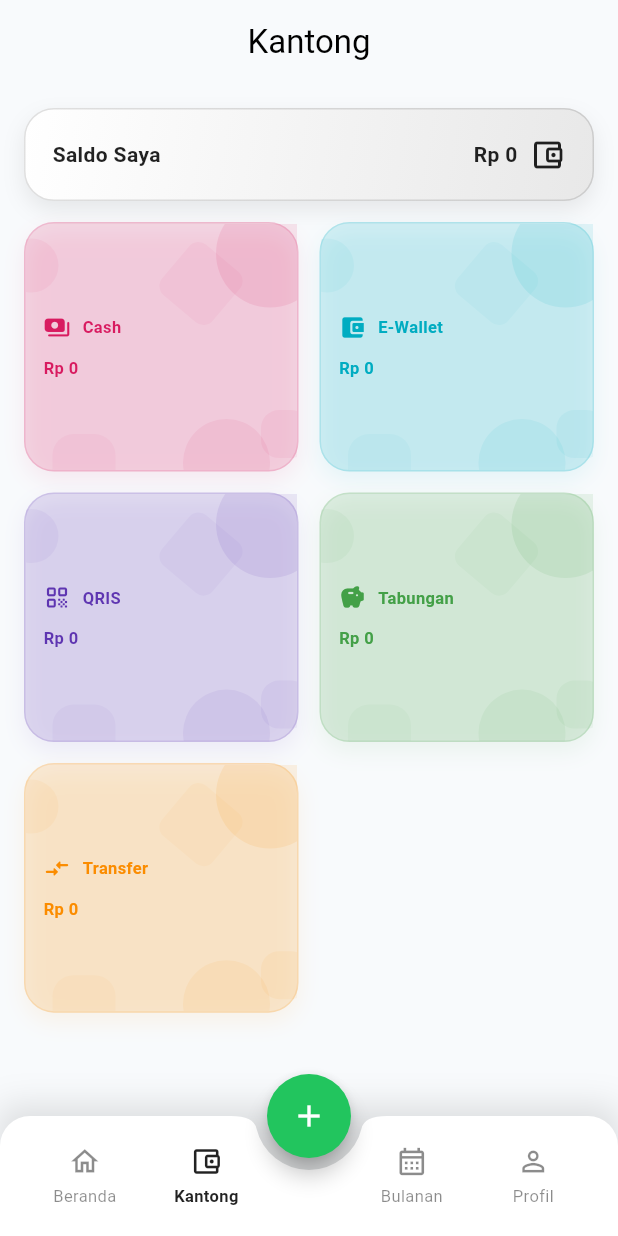
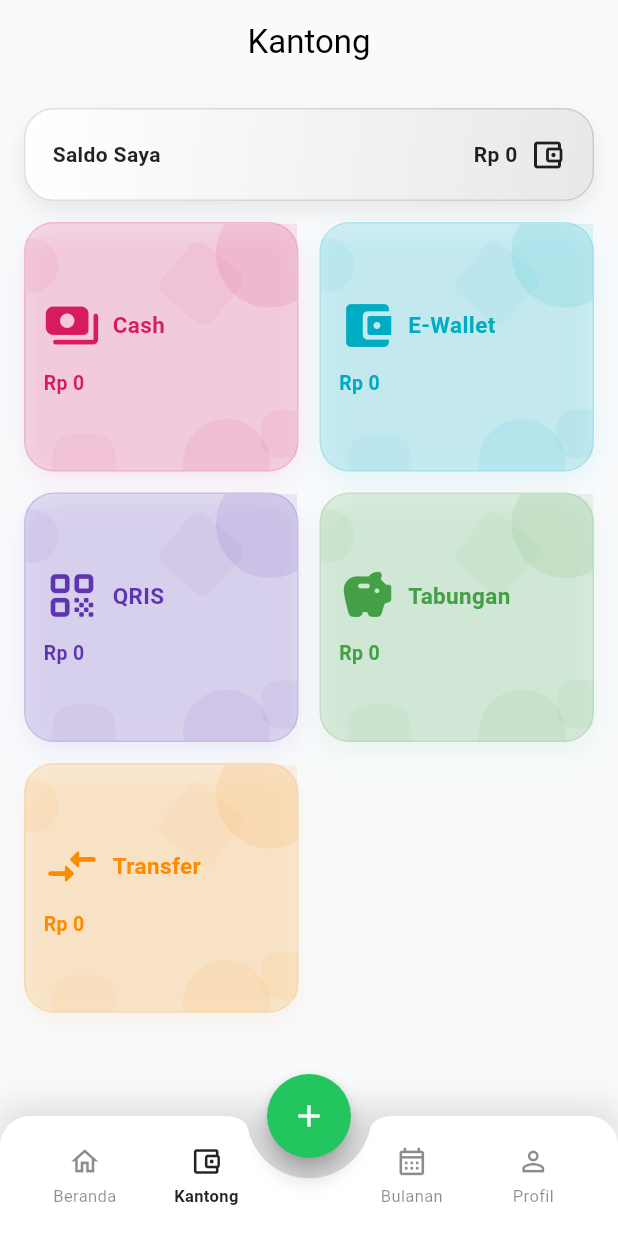
Before and after one commit to LuniXmous/Daibudge, a Flutter app: the screen it shows after launch, item 2 of the bottom bar chosen, on a phone screen of 412 x 824 dp. Run offline on Flutter 3.47's test engine with Material 3 defaults, Android fonts, the phone set to English and light mode, and no system bars; our stand-ins replace flutter_colorpicker, google_sign_in, image_picker, shared_preferences, sqflite; missing offline and left inert: extension_google_sign_in_as_googleapis_auth, googleapis; accounts and stored records are empty.

Commit message:
feat(ui): add mini sub button and change icon

```diff
--- a/lib/screens/kantong_page.dart
+++ b/lib/screens/kantong_page.dart
@@ -314,13 +314,13 @@ class _KantongPageState extends State<KantongPage> {
                             children: [
                               Row(
                                 children: [
-                                  Icon(icon, size: 18, color: color),
+                                  Icon(icon, size: 38, color: color),
                                   const SizedBox(width: 8),
                                   Expanded(
                                     child: Text(
                                       method,
                                       style: TextStyle(
-                                        fontSize: 11,
+                                        fontSize: 15,
                                         fontWeight: FontWeight.w600,
                                         color: color,
                                       ),
@@ -333,7 +333,7 @@ class _KantongPageState extends State<KantongPage> {
                               Text(
                                 formatRupiah(balance),
                                 style: TextStyle(
-                                  fontSize: 11,
+                                  fontSize: 13,
                                   fontWeight: FontWeight.bold,
                                   color: color,
                                 ),
--- a/lib/screens/main_navigation_page.dart
+++ b/lib/screens/main_navigation_page.dart
@@ -4,6 +4,7 @@ import 'home_page.dart';
 import 'kantong_page.dart';
 import 'monthly_budget_page.dart';
 import 'profile_page.dart';
+import 'dart:ui';
 
 class MainNavigationPage extends StatefulWidget {
   const MainNavigationPage({super.key});
@@ -14,6 +15,7 @@ class MainNavigationPage extends StatefulWidget {
 
 class _MainNavigationPageState extends State<MainNavigationPage> {
   int selectedIndex = 0;
+  bool isFabOpen = false;
 
   Widget get currentPage {
     switch (selectedIndex) {
@@ -30,10 +32,19 @@ class _MainNavigationPageState extends State<MainNavigationPage> {
     }
   }
 
-  void onItemTapped(int index) {
+  void onItemTapped(int index) async {
+    if (isFabOpen) {
+      setState(() => isFabOpen = false);
+      await Future.delayed(const Duration(milliseconds: 150));
+    }
+
     setState(() {
       selectedIndex = index;
     });
+  }
+
+  Future<void> openScanReceipt() async {
+    print("Scan receipt clicked");
   }
 
   Future<void> openAddTransaction() async {
@@ -49,15 +60,105 @@ class _MainNavigationPageState extends State<MainNavigationPage> {
   @override
   Widget build(BuildContext context) {
     return Scaffold(
-      body: currentPage,
-      floatingActionButton: FloatingActionButton(
-        onPressed: openAddTransaction,
-        backgroundColor: const Color(0xFF22C55E),
-        foregroundColor: Colors.white,
-        shape: const CircleBorder(),
-        child: const Icon(Icons.add),
+      body: GestureDetector(
+        onTap: () {
+          if (isFabOpen) {
+            setState(() {
+              isFabOpen = false;
+            });
+          }
+        },
+        child: currentPage,
       ),
+      // 🔥 FAB EXPAND
+      floatingActionButton: SizedBox(
+        width: 67,
+        height: 78,
+        child: Stack(
+          alignment: Alignment.center,
+          clipBehavior: Clip.none,
+          children: [
+            AnimatedPositioned(
+              duration: const Duration(milliseconds: 250),
+              curve: Curves.easeOutBack,
+              left: isFabOpen ? -37 : 16,
+              bottom: isFabOpen ? 58 : 14,
+              child: AnimatedOpacity(
+                duration: const Duration(milliseconds: 180),
+                opacity: isFabOpen ? 1 : 0,
+                child: FloatingActionButton.small(
+                  heroTag: "scan",
+                  shape: const CircleBorder(),
+                  onPressed: isFabOpen ? openScanReceipt : null,
+                  backgroundColor: const Color(0xFF22C55E),
+                  foregroundColor: Colors.white,
+                  child: const Icon(Icons.camera_alt),
+                ),
+              ),
+            ),
+            AnimatedPositioned(
+              duration: const Duration(milliseconds: 250),
+              curve: Curves.easeOutBack,
+              right: isFabOpen ? 10 : 16,
+              bottom: isFabOpen ? 78 : 14,
+              child: AnimatedOpacity(
+                duration: const Duration(milliseconds: 180),
+                opacity: isFabOpen ? 1 : 0,
+                child: FloatingActionButton.small(
+                  heroTag: "add",
+                  shape: const CircleBorder(),
+                  onPressed: isFabOpen ? openAddTransaction : null,
+                  backgroundColor: const Color(0xFF22C55E),
+                  foregroundColor: Colors.white,
+                  child: const Icon(Icons.add),
+                ),
+              ),
+            ),
+            AnimatedPositioned(
+              duration: const Duration(milliseconds: 250),
+              curve: Curves.easeOutBack,
+              right: isFabOpen ? -37 : 16,
+              bottom: isFabOpen ? 58 : 14,
+              child: AnimatedOpacity(
+                duration: const Duration(milliseconds: 180),
+                opacity: isFabOpen ? 1 : 0,
+                child: FloatingActionButton.small(
+                  heroTag: "add",
+                  shape: const CircleBorder(),
+                  onPressed: isFabOpen ? openAddTransaction : null,
+                  backgroundColor: const Color(0xFF22C55E),
+                  foregroundColor: Colors.white,
+                  child: const Icon(Icons.edit),
+                ),
+              ),
+            ),
+            Hero(
+              tag: "monthly_add_fab",
+              child: FloatingActionButton(
+                heroTag: null,
+                shape: const CircleBorder(),
+                onPressed: () {
+                  setState(() {
+                    isFabOpen = !isFabOpen;
+                  });
+                },
+                backgroundColor: const Color(0xFF22C55E),
+                foregroundColor: Colors.white,
+                child: AnimatedRotation(
+                  turns: isFabOpen ? 0.125 : 0,
+                  duration: const Duration(milliseconds: 220),
+                  curve: Curves.easeOutBack,
+                  child: const Icon(Icons.add),
+                ),
+              ),
+            ),
+          ],
+        ),
+      ),
+
+
       floatingActionButtonLocation: FloatingActionButtonLocation.centerDocked,
+      // 🔥 NAVBAR
       bottomNavigationBar: Container(
         decoration: BoxDecoration(
           boxShadow: [
--- a/lib/screens/monthly_budget_detail_page.dart
+++ b/lib/screens/monthly_budget_detail_page.dart
@@ -483,6 +483,10 @@ class _MonthlyBudgetDetailPageState extends State<MonthlyBudgetDetailPage> {
         ],
       ),
       floatingActionButton: FloatingActionButton(
+        heroTag: "monthly_add_fab",
+        shape: const CircleBorder(),
+        backgroundColor: const Color(0xFF22C55E),
+        foregroundColor: Colors.white,
         onPressed: showAddBudgetDialog,
         child: const Icon(Icons.add),
       ),
```
Also changed, not shown: lib/screens/monthly_budget_page.dart (+14 -0 lines), assets/icon.jpg (deleted), assets/icon.png, 26 other files.
